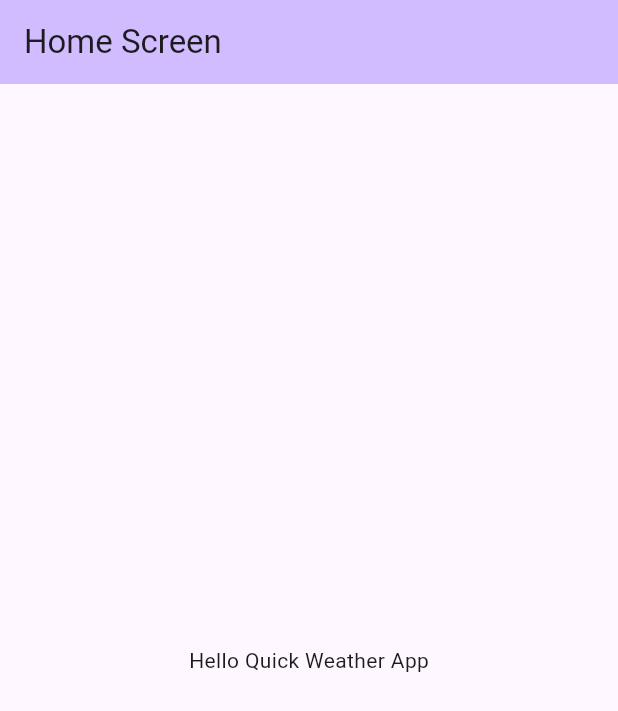
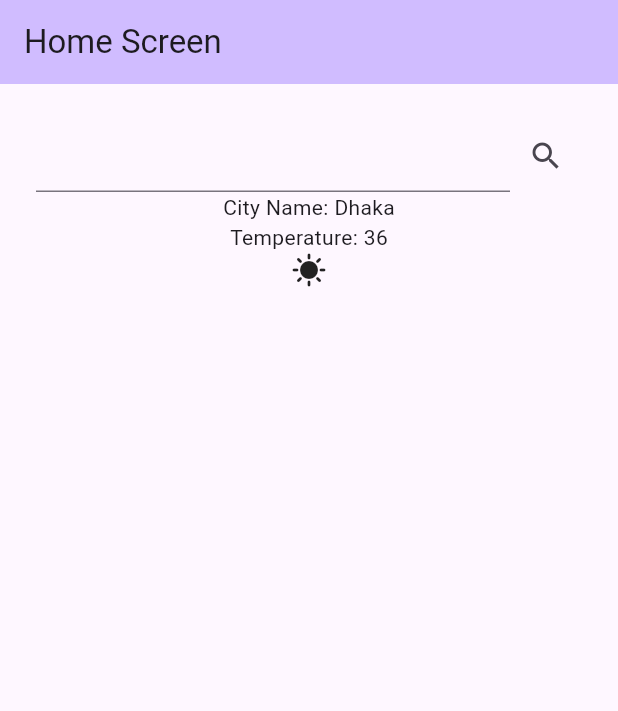
Before and after one commit to ashrafulhc/quick_weather_app, a Flutter app: the screen it shows after launch, on a phone screen of 412 x 824 dp. Shown: the top 711 px of the screen. Run offline on Flutter 3.47's test engine with Material 3 defaults, Android fonts, the light colour scheme and no system bars; our stand-ins replace bloc, dio, get_it, injectable, pretty_dio_logger; generated files the repository leaves out were written again.

Commit message:
feat: basic UI for weather

```diff
--- a/lib/injection/network_module.dart
+++ b/lib/injection/network_module.dart
@@ -8,7 +8,7 @@ const dioClient = 'DIOCLIENT';
 Dio _createBaseDio() {
   final dio = Dio()
     ..httpClientAdapter = HttpClientAdapter()
-    ..options.baseUrl = 'base url' // TODO(ashrafulhc): Update the base url
+    ..options.baseUrl = 'http://baseUrl.com'
     ..options.contentType = 'application/json';
 
   return dio;
--- a/lib/presentation/feature/home/ui/home_body.dart
+++ b/lib/presentation/feature/home/ui/home_body.dart
@@ -1,4 +1,5 @@
 import 'package:flutter/material.dart';
+import 'package:quick_weather_app/presentation/feature/home/ui/weather_widget.dart';
 
 class HomeBody extends StatelessWidget {
   const HomeBody({super.key});
@@ -9,8 +10,28 @@ class HomeBody extends StatelessWidget {
       appBar: AppBar(
         title: const Text('Home Screen'),
       ),
-      body: const Center(
-        child: Text('Hello Quick Weather App'),
+      body: SingleChildScrollView(
+        padding: const EdgeInsets.all(24),
+        child: Column(
+          children: [
+            Row(
+              children: [
+                Expanded(
+                  child: TextFormField(
+                    onChanged: (value) {
+                      print('$value');
+                    },
+                  ),
+                ),
+                IconButton(
+                  onPressed: () {},
+                  icon: const Icon(Icons.search),
+                ),
+              ],
+            ),
+            const WeatherWidget(),
+          ],
+        ),
       ),
     );
   }
--- /dev/null
+++ b/lib/presentation/feature/home/ui/weather_widget.dart
@@ -0,0 +1,17 @@
+import 'package:flutter/material.dart';
+import 'package:flutter/widgets.dart';
+
+class WeatherWidget extends StatelessWidget {
+  const WeatherWidget({super.key});
+
+  @override
+  Widget build(BuildContext context) {
+    return const Column(
+      children: [
+        Text('City Name: Dhaka'),
+        Text('Temperature: 36'),
+        Icon(Icons.sunny),
+      ],
+    );
+  }
+}
```
Also changed, not shown: lib/data/api/api_config.dart (deleted, +0 -10 lines).
